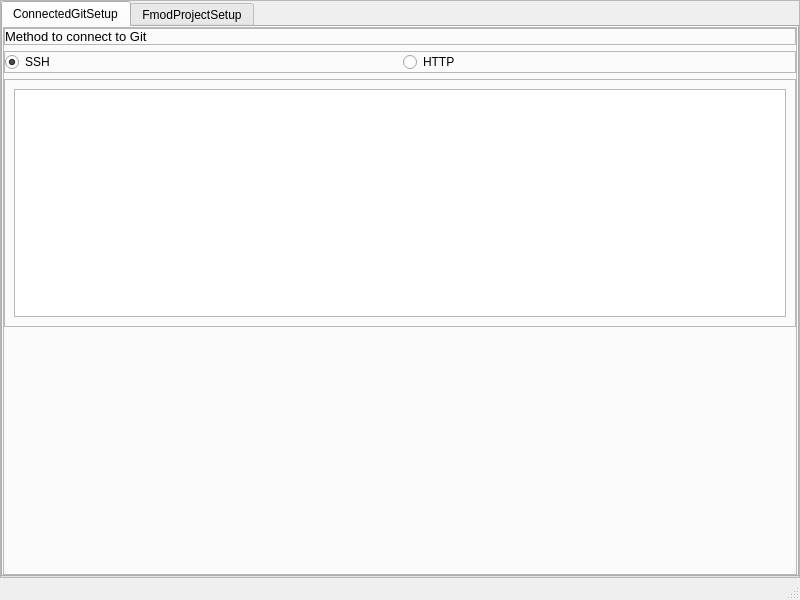
Before: the Qt Designer form git_fmod/ui/mainwindow.ui in JunhaoHuang0615/FMOD_Script, drawn with Qt 5.
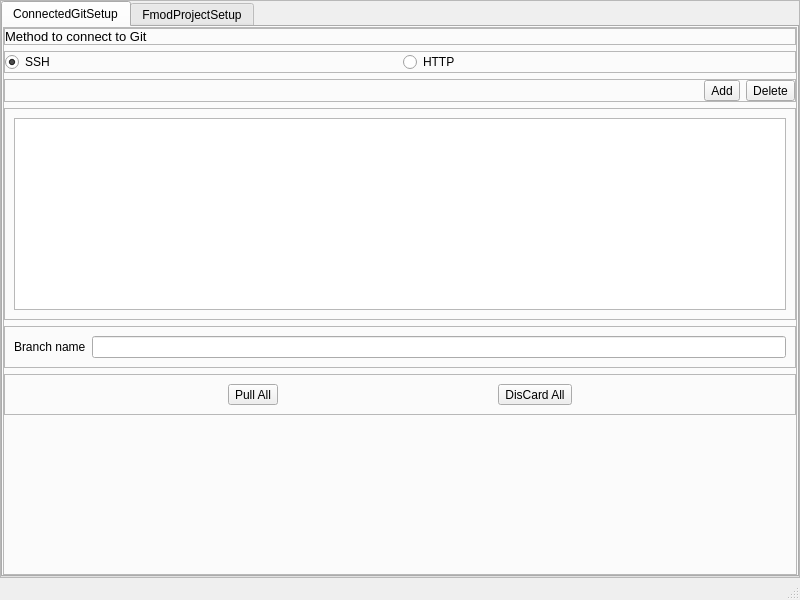
After: the same form once the commit is applied.

```diff
--- a/git_fmod/ui/mainwindow.ui
+++ b/git_fmod/ui/mainwindow.ui
@@ -168,7 +168,35 @@
                 </layout>
                </widget>
               </item>
-              <item row="3" column="0">
+              <item row="4" column="0">
+               <widget class="QFrame" name="frame_7">
+                <property name="frameShape">
+                 <enum>QFrame::StyledPanel</enum>
+                </property>
+                <property name="frameShadow">
+                 <enum>QFrame::Raised</enum>
+                </property>
+                <layout class="QHBoxLayout" name="horizontalLayout_4">
+                 <item>
+                  <widget class="QLabel" name="label_2">
+                   <property name="toolTip">
+                    <string>请填写上面列表的仓库中，所有仓库都存在的分支名称</string>
+                   </property>
+                   <property name="whatsThis">
+                    <string/>
+                   </property>
+                   <property name="text">
+                    <string>Branch name</string>
+                   </property>
+                  </widget>
+                 </item>
+                 <item>
+                  <widget class="QLineEdit" name="text_git_group_branch_name"/>
+                 </item>
+                </layout>
+               </widget>
+              </item>
+              <item row="6" column="0">
                <spacer name="verticalSpacer">
                 <property name="orientation">
                  <enum>Qt::Vertical</enum>
@@ -182,6 +210,57 @@
                </spacer>
               </item>
               <item row="2" column="0">
+               <widget class="QFrame" name="frame_6">
+                <property name="frameShape">
+                 <enum>QFrame::StyledPanel</enum>
+                </property>
+                <property name="frameShadow">
+                 <enum>QFrame::Raised</enum>
+                </property>
+                <layout class="QHBoxLayout" name="horizontalLayout_3">
+                 <property name="leftMargin">
+                  <number>0</number>
+                 </property>
+                 <property name="topMargin">
+                  <number>0</number>
+                 </property>
+                 <property name="rightMargin">
+                  <number>0</number>
+                 </property>
+                 <property name="bottomMargin">
+                  <number>0</number>
+                 </property>
+                 <item>
+                  <spacer name="horizontalSpacer">
+                   <property name="orientation">
+                    <enum>Qt::Horizontal</enum>
+                   </property>
+                   <property name="sizeHint" stdset="0">
+                    <size>
+                     <width>40</width>
+                     <height>20</height>
+                    </size>
+                   </property>
+                  </spacer>
+                 </item>
+                 <item>
+                  <widget class="QToolButton" name="btn_add_giturl">
+                   <property name="text">
+                    <string>Add</string>
+                   </property>
+                  </widget>
+                 </item>
+                 <item>
+                  <widget class="QToolButton" name="btn_delete_selected_url">
+                   <property name="text">
+                    <string>Delete</string>
+                   </property>
+                  </widget>
+                 </item>
+                </layout>
+               </widget>
+              </item>
+              <item row="3" column="0">
                <widget class="QFrame" name="frame_5">
                 <property name="frameShape">
                  <enum>QFrame::StyledPanel</enum>
@@ -196,6 +275,38 @@
                 </layout>
                </widget>
               </item>
+              <item row="5" column="0">
+               <widget class="QFrame" name="frame_8">
+                <property name="frameShape">
+                 <enum>QFrame::StyledPanel</enum>
+                </property>
+                <property name="frameShadow">
+                 <enum>QFrame::Raised</enum>
+                </property>
+                <layout class="QHBoxLayout" name="horizontalLayout_5">
+                 <item>
+                  <widget class="QToolButton" name="btn_pull_all_gitgroup">
+                   <property name="toolTip">
+                    <string>拉新</string>
+                   </property>
+                   <property name="text">
+                    <string>Pull All</string>
+                   </property>
+                  </widget>
+                 </item>
+                 <item>
+                  <widget class="QToolButton" name="btn_discard_all_changed_file_in_git_group">
+                   <property name="toolTip">
+                    <string>丢弃</string>
+                   </property>
+                   <property name="text">
+                    <string>DisCard All</string>
+                   </property>
+                  </widget>
+                 </item>
+                </layout>
+               </widget>
+              </item>
              </layout>
             </widget>
            </item>
```
